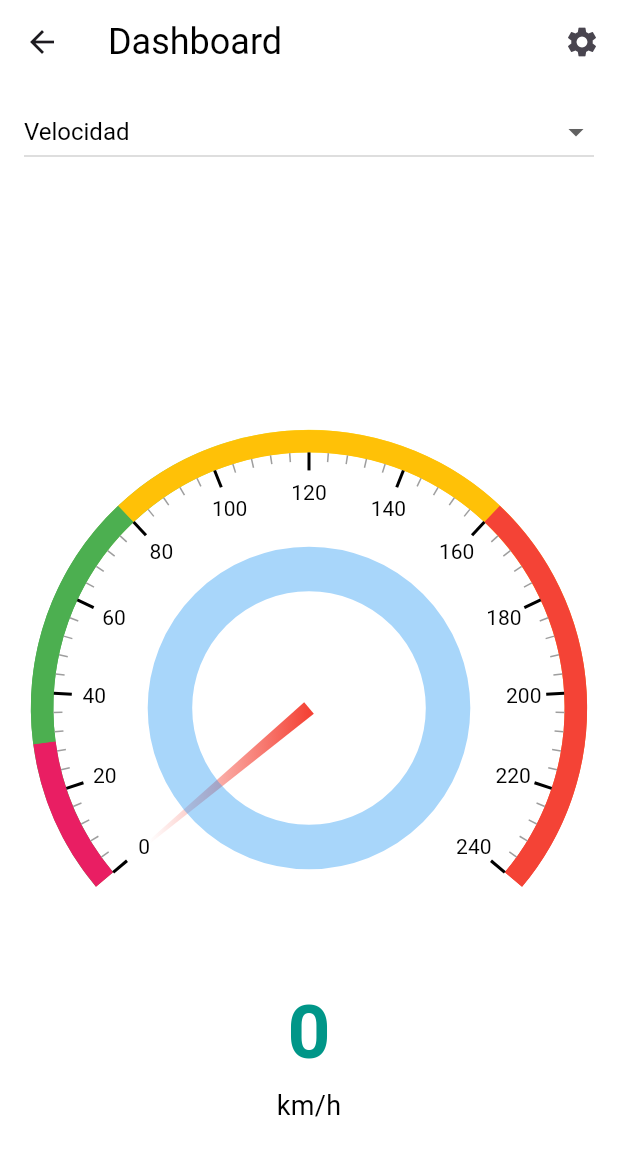
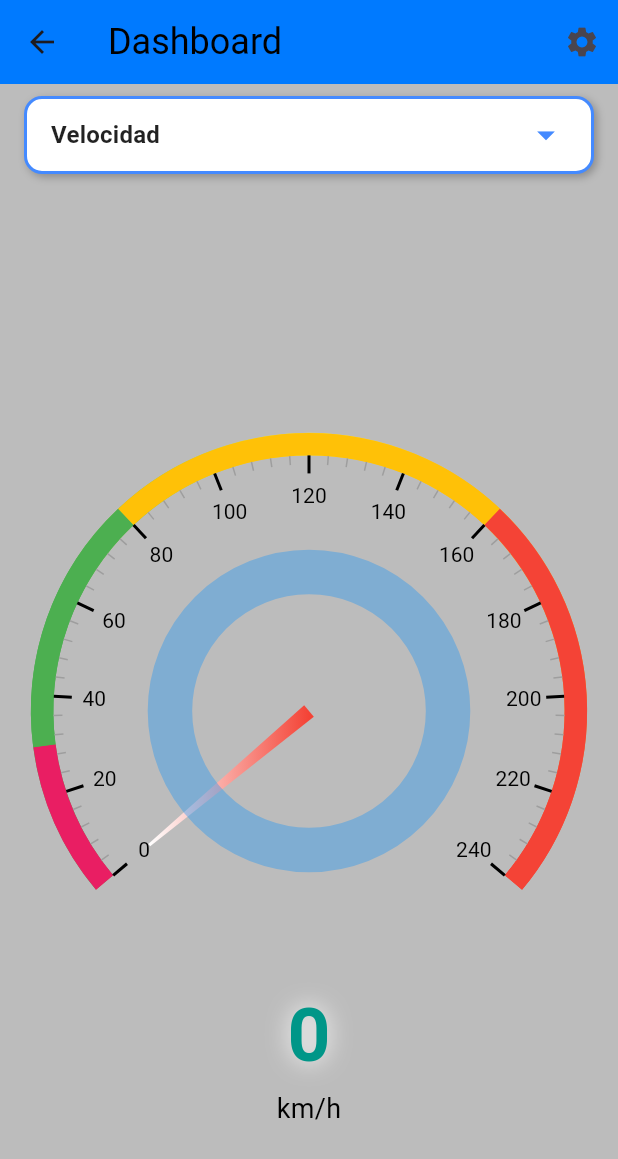
Before and after one commit to Dransil/proyecto_auto, a Flutter app: the SpeedometerPage screen opened directly, on a phone screen of 412 x 824 dp. Shown: the top 1159 px of the screen. Run offline on Flutter 3.47's test engine with Material 3 defaults, Android fonts, the phone set to English and light mode, and no system bars; drawn by our look-alikes of syncfusion_flutter_gauges; our stand-ins replace cloud_firestore, firebase_auth, firebase_core, firebase_database, fl_chart, font_awesome_flutter and 1 more; accounts and stored records are empty.

Commit message:
Cambios gráficos

```diff
--- a/lib/main.dart
+++ b/lib/main.dart
@@ -19,7 +19,7 @@
     return MaterialApp(
       title: 'Flutter Login',
       theme: ThemeData(primarySwatch: Colors.blue),
-      home: RealTimeLineChart(),
+      home: LoginPage(),
     );
   }
 }
--- a/lib/pages/dashboard_page.dart
+++ b/lib/pages/dashboard_page.dart
@@ -1,6 +1,8 @@
 import 'package:flutter/material.dart';
 import 'package:firebase_database/firebase_database.dart';
 import 'package:syncfusion_flutter_gauges/gauges.dart';
+
+final Color colorPrimary = Color(0xFF007AFF); // Azul principal
 
 class SpeedometerPage extends StatefulWidget {
   const SpeedometerPage({super.key});
@@ -36,7 +38,8 @@ class _SpeedometerPageState extends State<SpeedometerPage> {
       final data = event.snapshot.value;
       if (data != null) {
         if (data == "No soportado") {
-          _velocidadNotifier.value = -1; // Valor especial para indicar "No soportado"
+          _velocidadNotifier.value =
+              -1; // Valor especial para indicar "No soportado"
         } else {
           final velocidad = double.tryParse(data.toString()) ?? 0.0;
           _velocidadNotifier.value = velocidad;
@@ -58,18 +61,23 @@ class _SpeedometerPageState extends State<SpeedometerPage> {
       final data = event.snapshot.value;
       if (data != null) {
         if (data == "No soportado") {
-          _cargaMotorNotifier.value = -1; // Valor especial para indicar "No soportado"
+          _cargaMotorNotifier.value =
+              -1; // Valor especial para indicar "No soportado"
         } else {
           final carmotor = double.tryParse(data.toString()) ?? 0.0;
           _cargaMotorNotifier.value = carmotor;
         }
       }
     });
-    _databaseRef.child('/Sensores/Consumo instantáneo combustible').onValue.listen((event) {
+    _databaseRef
+        .child('/Sensores/Consumo instantáneo combustible')
+        .onValue
+        .listen((event) {
       final data = event.snapshot.value;
       if (data != null) {
         if (data == "No soportado") {
-          _cargaInComNotifier.value = -1; // Valor especial para indicar "No soportado"
+          _cargaInComNotifier.value =
+              -1; // Valor especial para indicar "No soportado"
         } else {
           final conincom = double.tryParse(data.toString()) ?? 0.0;
           _cargaInComNotifier.value = conincom;
@@ -80,18 +88,23 @@ class _SpeedometerPageState extends State<SpeedometerPage> {
       final data = event.snapshot.value;
       if (data != null) {
         if (data == "No soportado") {
-          _posiAceNotifier.value = -1; // Valor especial para indicar "No soportado"
+          _posiAceNotifier.value =
+              -1; // Valor especial para indicar "No soportado"
         } else {
           final posace = double.tryParse(data.toString()) ?? 0.0;
           _posiAceNotifier.value = posace;
         }
       }
     });
-    _databaseRef.child('/Sensores/Presión colector admisión').onValue.listen((event) {
+    _databaseRef
+        .child('/Sensores/Presión colector admisión')
+        .onValue
+        .listen((event) {
       final data = event.snapshot.value;
       if (data != null) {
         if (data == "No soportado") {
-          _presColAdmiNotifier.value = -1; // Valor especial para indicar "No soportado"
+          _presColAdmiNotifier.value =
+              -1; // Valor especial para indicar "No soportado"
         } else {
           final prescoladm = double.tryParse(data.toString()) ?? 0.0;
           _presColAdmiNotifier.value = prescoladm;
@@ -102,7 +115,8 @@ class _SpeedometerPageState extends State<SpeedometerPage> {
       final data = event.snapshot.value;
       if (data != null) {
         if (data == "No soportado") {
-          _presComNotifier.value = -1; // Valor especial para indicar "No soportado"
+          _presComNotifier.value =
+              -1; // Valor especial para indicar "No soportado"
         } else {
           final prescom = double.tryParse(data.toString()) ?? 0.0;
           _presComNotifier.value = prescom;
@@ -113,7 +127,8 @@ class _SpeedometerPageState extends State<SpeedometerPage> {
       final data = event.snapshot.value;
       if (data != null) {
         if (data == "No soportado") {
-          _sensorMapNotifier.value = -1; // Valor especial para indicar "No soportado"
+          _sensorMapNotifier.value =
+              -1; // Valor especial para indicar "No soportado"
         } else {
           final sensmap = double.tryParse(data.toString()) ?? 0.0;
           _sensorMapNotifier.value = sensmap;
@@ -124,18 +139,23 @@ class _SpeedometerPageState extends State<SpeedometerPage> {
       final data = event.snapshot.value;
       if (data != null) {
         if (data == "No soportado") {
-          _tempAceNotifier.value = -1; // Valor especial para indicar "No soportado"
+          _tempAceNotifier.value =
+              -1; // Valor especial para indicar "No soportado"
         } else {
           final tempace = double.tryParse(data.toString()) ?? 0.0;
           _tempAceNotifier.value = tempace;
         }
       }
     });
-    _databaseRef.child('/Sensores/Temperatura refrigerante').onValue.listen((event) {
+    _databaseRef
+        .child('/Sensores/Temperatura refrigerante')
+        .onValue
+        .listen((event) {
       final data = event.snapshot.value;
       if (data != null) {
         if (data == "No soportado") {
-          _tempRefNotifier.value = -1; // Valor especial para indicar "No soportado"
+          _tempRefNotifier.value =
+              -1; // Valor especial para indicar "No soportado"
         } else {
           final tempref = double.tryParse(data.toString()) ?? 0.0;
           _tempRefNotifier.value = tempref;
@@ -146,7 +166,8 @@ class _SpeedometerPageState extends State<SpeedometerPage> {
       final data = event.snapshot.value;
       if (data != null) {
         if (data == "No soportado") {
-          _tiemEncNotifier.value = -1; // Valor especial para indicar "No soportado"
+          _tiemEncNotifier.value =
+              -1; // Valor especial para indicar "No soportado"
         } else {
           final tiempen = double.tryParse(data.toString()) ?? 0.0;
           _tiemEncNotifier.value = tiempen;
@@ -183,7 +204,6 @@ class _SpeedometerPageState extends State<SpeedometerPage> {
   }
 
   Widget buildSpeedGauge() {
-
     return ValueListenableBuilder<double>(
       valueListenable: _velocidadNotifier,
       builder: (context, velocidad, child) {
@@ -526,6 +546,7 @@ class _SpeedometerPageState extends State<SpeedometerPage> {
       },
     );
   }
+
   Widget buildPosiAceGauge() {
     return ValueListenableBuilder<double>(
       valueListenable: _posiAceNotifier,
@@ -592,6 +613,7 @@ class _SpeedometerPageState extends State<SpeedometerPage> {
       },
     );
   }
+
   Widget buildPresColAdmGauge() {
     return ValueListenableBuilder<double>(
       valueListenable: _presComNotifier,
@@ -658,6 +680,7 @@ class _SpeedometerPageState extends State<SpeedometerPage> {
       },
     );
   }
+
   Widget buildPresComGauge() {
     return ValueListenableBuilder<double>(
       valueListenable: _presComNotifier,
@@ -724,6 +747,7 @@ class _SpeedometerPageState extends State<SpeedometerPage> {
       },
     );
   }
+
   Widget buildSensMapGauge() {
     return ValueListenableBuilder<double>(
       valueListenable: _sensorMapNotifier,
@@ -790,6 +814,7 @@ class _SpeedometerPageState extends State<SpeedometerPage> {
       },
     );
   }
+
   Widget buildTempAceiteGauge() {
     return ValueListenableBuilder<double>(
       valueListenable: _tempAceNotifier,
@@ -994,9 +1019,9 @@ class _SpeedometerPageState extends State<SpeedometerPage> {
   @override
   Widget build(BuildContext context) {
     return Scaffold(
-      backgroundColor: Colors.white,
+      backgroundColor: const Color.fromARGB(255, 188, 188, 188),
       appBar: AppBar(
-        backgroundColor: Colors.white,
+        backgroundColor: colorPrimary,
         title: const Text(
           "Dashboard",
           style: TextStyle(
@@ -1018,24 +1043,46 @@ class _SpeedometerPageState extends State<SpeedometerPage> {
             Padding(
               padding:
                   const EdgeInsets.symmetric(horizontal: 16.0, vertical: 8.0),
+              child: Container(
+                padding: const EdgeInsets.symmetric(horizontal: 16),
+                decoration: BoxDecoration(
+                  color: Colors.white,
+                  borderRadius: BorderRadius.circular(12),
+                  border: Border.all(
+                      color: Colors.blueAccent, width: 2), // Borde azul
+                  boxShadow: [
+                    BoxShadow(
+                      color: Colors.black26,
+                      blurRadius: 4,
+                      offset: Offset(2, 2), // Sombra ligera
+                    ),
+                  ],
+                ),
                 child: DropdownButton<String>(
                   value: selectedMetric,
                   items: <String>[
-                  'Velocidad',//Sensores/Vel vehículo
-                  'RPM',//Sensores/RPM
-                  'Carga del motor',//Sensores/Carga del motor
-                  'Consumo instantáneo combustible',//Sensores/Consumo instantáneo combustible
-                  'Posición acelerador',//Sensores/Posición acelerador
-                  'Presión colector admisión',//Sensores/Presión colector admisión
-                  'Presión combustible', //Sensores/Presión combustible
-                  'Sensor MAP', //Sensores/Sensor MAP
-                  'Temperatura aceite', //Sensores/Temperatura aceite
-                  'Temperatura refrigerante', //Sensores/Temperatura refrigerante
-                  'Tiempo de encendido', //Sensores/Tiempo de encendido
+                    'Velocidad',
+                    'RPM',
+                    'Carga del motor',
+                    'Consumo instantáneo combustible',
+                    'Posición acelerador',
+                    'Presión colector admisión',
+                    'Presión combustible',
+                    'Sensor MAP',
+                    'Temperatura aceite',
+                    'Temperatura refrigerante',
+                    'Tiempo de encendido',
                   ]
                       .map((String value) => DropdownMenuItem<String>(
                             value: value,
-                          child: Text(value),
+                            child: Text(
+                              value,
+                              style: const TextStyle(
+                                fontSize: 16,
+                                fontWeight: FontWeight.bold,
+                                color: Colors.black87,
+                              ),
+                            ),
                           ))
                       .toList(),
                   onChanged: (String? newValue) {
@@ -1044,12 +1091,14 @@ class _SpeedometerPageState extends State<SpeedometerPage> {
                     });
                   },
                   isExpanded: true,
-                style: const TextStyle(
-                  fontSize: 16,
-                  color: Colors.black,
+                  underline: Container(), // Quita la línea por defecto
+                  icon: const Icon(
+                    Icons.arrow_drop_down,
+                    color: Colors.blueAccent,
+                    size: 28,
                   ),
                   dropdownColor: Colors.white,
-                icon: const Icon(Icons.arrow_drop_down),
+                ),
               ),
             ),
             Expanded(
```
Also changed, not shown: lib/pages/graphs_page.dart (+43 -5 lines), lib/pages/home_page.dart (+39 -22 lines), lib/pages/infovin.dart (added, +129 -0 lines), assets/images/autazo.gif (added), assets/images/car.png (added), assets/images/carro.gif (added), assets/images/carro.png (added), lib/pages/dtc_page.dart (added). Lines whose indentation alone changed are shown as unchanged.
